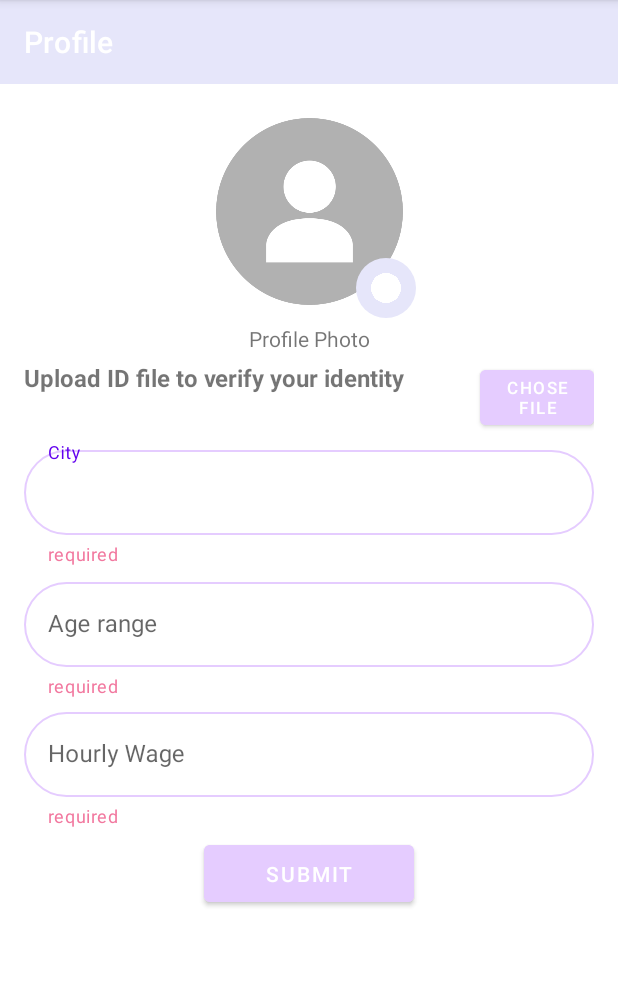
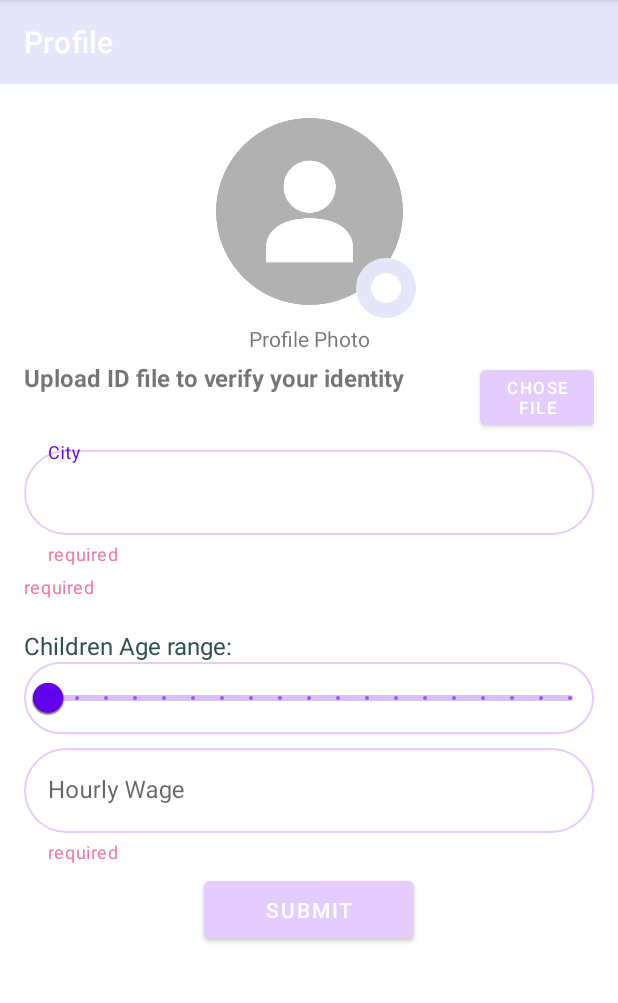
Before and after one commit to tamaraSlu/The-Nanny-Android-App, an Android app: the NannyProfileAdd screen opened directly, with no data from a screen before it, on a phone screen of 412 x 824 dp, the part 84-1087 px from its top. Run offline under Robolectric (Android 15) with nearby library versions, the light colour scheme and no system bars; our stand-ins replace Firebase (no records; nobody signed in at launch, a user with empty details on screens opened directly).

Commit message:
Implemented nanny registration
Signed-off-by: tamaraSlu <tamaramami@gmail.com>

```diff
--- a/app/src/main/java/com/example/thenanny/NannyProfileAdd.java
+++ b/app/src/main/java/com/example/thenanny/NannyProfileAdd.java
@@ -3,6 +3,7 @@ package com.example.thenanny;
 import androidx.annotation.NonNull;
 import androidx.annotation.Nullable;
 import androidx.appcompat.app.AppCompatActivity;
+
 import android.content.Context;
 import android.content.Intent;
 import android.graphics.Bitmap;
@@ -11,89 +12,82 @@ import android.net.ConnectivityManager;
 import android.net.NetworkInfo;
 import android.net.Uri;
 import android.os.Bundle;
+import android.util.Log;
 import android.view.View;
 import android.widget.Button;
 import android.widget.EditText;
 import android.widget.ImageView;
 import android.widget.Toast;
-
 import com.example.thenanny.dto.NannyDetails;
 import com.google.android.gms.tasks.OnFailureListener;
 import com.google.android.gms.tasks.OnSuccessListener;
+import com.google.android.material.slider.RangeSlider;
+import com.google.firebase.firestore.DocumentReference;
+import com.google.firebase.firestore.FirebaseFirestore;
 import com.google.firebase.storage.FirebaseStorage;
 import com.google.firebase.storage.StorageReference;
 import com.google.firebase.storage.UploadTask;
-
-import java.text.SimpleDateFormat;
-import java.util.Date;
-import java.util.Locale;
+import java.util.List;
 
 public class NannyProfileAdd extends AppCompatActivity implements View.OnClickListener {
-    //View.OnTouchListener
-    EditText cityField,agesField,wageField;
-    Button uploadIdBtn,submitButton ;
-    ImageView profilePicture,editProfilePicture;
-    String UserName;
+    EditText cityField, wageField;
+    RangeSlider agesField;
+    Button uploadIdBtn, submitButton;
+    ImageView profilePicture, editProfilePicture;
     String userID;
     NannyDetails nannyDetails;
     ProgressDialog progressDialog;
-    private  static  final  int PICKIMAGE_REQUEST = 100;
-    private  static  final  int PICKFILE_REQUEST = 300;
+    private static final int PICKIMAGE_REQUEST = 100;
+    private static final int PICKFILE_REQUEST = 300;
     Uri imageUri;
     Uri fileUri;
+    private FirebaseFirestore storage;
     StorageReference storageReference;
-   // Bitmap bitmap;
-
     @Override
     protected void onCreate(Bundle savedInstanceState) {
         super.onCreate(savedInstanceState);
         setContentView(R.layout.activity_nanny_profile_add);
 
-        if(!isConnectedToInternet())
-        {
+        if (!isConnectedToInternet()) {
             Toast.makeText(NannyProfileAdd.this, "There is no internet connection", Toast.LENGTH_SHORT).show();
             finish();
             System.exit(0);
         }
-
-        userID= getIntent().getStringExtra("userId");
-        nannyDetails= (NannyDetails) getIntent().getSerializableExtra("userDetails");
-        UserName = getIntent().getStringExtra("UserName");
-        profilePicture=(ImageView) findViewById(R.id.profilePicture);
-        //profilePicture.setOnTouchListener((View.OnTouchListener) this);
+        storage= FirebaseFirestore.getInstance();
+        userID = getIntent().getStringExtra("userId");
+        nannyDetails = (NannyDetails) getIntent().getSerializableExtra("userDetails");
+        profilePicture = findViewById(R.id.profilePicture);
         progressDialog = new ProgressDialog(NannyProfileAdd.this);
-        agesField=(EditText)findViewById(R.id.agesField);
-        wageField=(EditText)findViewById(R.id.wageField);
-        cityField=(EditText)findViewById(R.id.cityField);
+        agesField = findViewById(R.id.ageSliderField);
+        wageField = (EditText) findViewById(R.id.wageField);
+        cityField = (EditText) findViewById(R.id.cityField);
 
 
-        editProfilePicture=findViewById(R.id.editProfilePicture);
+        editProfilePicture = findViewById(R.id.editProfilePicture);
         editProfilePicture.setOnClickListener((View.OnClickListener) this);
 
-        uploadIdBtn=(Button)findViewById(R.id.uploadIdBtn);
+        uploadIdBtn = (Button) findViewById(R.id.uploadIdBtn);
         uploadIdBtn.setOnClickListener((View.OnClickListener) this);
 
-        submitButton =(Button)findViewById(R.id.submitButton);
+        submitButton = (Button) findViewById(R.id.submitButton);
         submitButton.setOnClickListener((View.OnClickListener) this);
     }
 
     // Check  internet connection
-    public boolean isConnectedToInternet()
-    {
+    public boolean isConnectedToInternet() {
         ConnectivityManager connectivityManager = (ConnectivityManager) getSystemService(Context.CONNECTIVITY_SERVICE);
         return (connectivityManager.getNetworkInfo(ConnectivityManager.TYPE_MOBILE).getState() == NetworkInfo.State.CONNECTED ||
                 connectivityManager.getNetworkInfo(ConnectivityManager.TYPE_WIFI).getState() == NetworkInfo.State.CONNECTED);
     }
 
     @Override
-    public void onClick(View v)
-    {
-        if(v==submitButton)
+    public void onClick(View v) {
+        if (v == submitButton)
             Done();
-        else if(v==editProfilePicture)
+        else if (v == editProfilePicture)
             selectImage();
 
-        else if(v==uploadIdBtn)
+        else if (v == uploadIdBtn)
             selectFile();
 
     }
@@ -102,205 +96,88 @@ public class NannyProfileAdd extends AppCompatActivity implements View.OnClickLi
         Intent intent = new Intent();
         intent.setType("*/*");
         intent.setAction(Intent.ACTION_GET_CONTENT);
-        startActivityForResult(intent,PICKFILE_REQUEST);
+        startActivityForResult(intent, PICKFILE_REQUEST);
     }
 
     private void selectImage() {
         Intent intent = new Intent();
         intent.setType("image/*");
         intent.setAction(Intent.ACTION_GET_CONTENT);
-        startActivityForResult(intent,PICKIMAGE_REQUEST);
+        startActivityForResult(intent, PICKIMAGE_REQUEST);
     }
 
-    protected void onActivityResult(int requestCode, int resultCode, @Nullable Intent data)
-    {
+    protected void onActivityResult(int requestCode, int resultCode, @Nullable Intent data) {
         super.onActivityResult(requestCode, resultCode, data);
-        if (requestCode == PICKIMAGE_REQUEST && data!=null && data.getData()!=null)
-        {
-            imageUri=data.getData();
+        if (requestCode == PICKIMAGE_REQUEST && data != null && data.getData() != null) {
+            imageUri = data.getData();
             profilePicture.setImageURI(imageUri);
         }
 
-        if (requestCode == PICKFILE_REQUEST && data!=null && data.getData()!=null)
-        {
+        if (requestCode == PICKFILE_REQUEST && data != null && data.getData() != null) {
             fileUri = data.getData();
         }
 
     }
-    public void Done()
-    {
-        if(cityField.getText().toString().isEmpty())
-        {
+    public void Done() {
+        List<Float> ageRange=agesField.getValues();
+        if (cityField.getText().toString().isEmpty()) {
             cityField.setError("Error,try again");
             cityField.setText("");
-        }
-        else  if(agesField.getText().toString().isEmpty())
-        {
-            agesField.setError("Error,try again");
-            agesField.setText("");
-        }
-        else if(wageField.getText().toString().equals(""))
-        {
+        } else if (wageField.getText().toString().equals("")) {
             wageField.setError("Error,try again");
             wageField.setText("");
-        }
-        else
-        {
-            //Toast.makeText(getApplicationContext(), "Everything is fine", Toast.LENGTH_SHORT).show();
+        } else {
             UploadImage();
             UploadID();
+            registerUser(nannyDetails,cityField.getText().toString(),Math.round(ageRange.get(0)),Math.round(ageRange.get(1)),Integer.parseInt(wageField.getText().toString()));
         }
     }
 
     private void UploadImage() {
-        progressDialog=new ProgressDialog(this);
+        progressDialog = new ProgressDialog(this);
         progressDialog.setTitle("Uploading file...");
         progressDialog.show();
 
-        String fileName="profile_image";
+        String fileName = "profile_image";
 
-        storageReference= FirebaseStorage.getInstance().getReference("nanny_files/"+userID+"/"+fileName);
+        storageReference = FirebaseStorage.getInstance().getReference("nanny_files/" + userID + "/" + fileName);
         storageReference.putFile(imageUri)
-                .addOnSuccessListener(new OnSuccessListener<UploadTask.TaskSnapshot>() {
-                    @Override
-                    public void onSuccess(UploadTask.TaskSnapshot taskSnapshot) {
-
-                        //profilePicture.setImageURI(null);
-                        Toast.makeText(NannyProfileAdd.this,"Successfully Uploaded profile photo",Toast.LENGTH_SHORT).show();
-
-
-                    }
-                }).addOnFailureListener(new OnFailureListener() {
-                    @Override
-                    public void onFailure(@NonNull Exception e) {
-
-                        Toast.makeText(NannyProfileAdd.this,"Profile photo uploading failure",Toast.LENGTH_SHORT).show();
-
-                    }
-                });
-        if(progressDialog.isShowing())
+                .addOnSuccessListener(taskSnapshot -> {
+                    //profilePicture.setImageURI(null);
+                    Toast.makeText(NannyProfileAdd.this, "Successfully Uploaded profile photo", Toast.LENGTH_SHORT).show();
+                }).addOnFailureListener(e -> Toast.makeText(NannyProfileAdd.this, "Profile photo uploading failure", Toast.LENGTH_SHORT).show());
+        if (progressDialog.isShowing())
             progressDialog.dismiss();
     }
     private void UploadID() {
-        progressDialog=new ProgressDialog(this);
+        progressDialog = new ProgressDialog(this);
         progressDialog.setTitle("Uploading file...");
         progressDialog.show();
 
-        String fileName="id";
-        storageReference= FirebaseStorage.getInstance().getReference("nanny_files/"+userID+"/"+fileName);
+        String fileName = "id";
+        storageReference = FirebaseStorage.getInstance().getReference("nanny_files/" + userID + "/" + fileName);
         storageReference.putFile(fileUri)
-                .addOnSuccessListener(new OnSuccessListener<UploadTask.TaskSnapshot>() {
-                    @Override
-                    public void onSuccess(UploadTask.TaskSnapshot taskSnapshot) {
-                        //profilePicture.setImageURI(null);
-                        Toast.makeText(NannyProfileAdd.this,"Successfully Uploaded id file",Toast.LENGTH_SHORT).show();
+                .addOnSuccessListener(taskSnapshot -> {
+                    Toast.makeText(NannyProfileAdd.this, "Successfully Uploaded id file", Toast.LENGTH_SHORT).show();
 
-                    }
-                }).addOnFailureListener(new OnFailureListener() {
-                    @Override
-                    public void onFailure(@NonNull Exception e) {
-                        Toast.makeText(NannyProfileAdd.this,"ID uploading failure",Toast.LENGTH_SHORT).show();
-
-                    }
-                });
-        if(progressDialog.isShowing())
+                }).addOnFailureListener(e -> Toast.makeText(NannyProfileAdd.this, "ID uploading failure", Toast.LENGTH_SHORT).show());
+        if (progressDialog.isShowing())
             progressDialog.dismiss();
 
     }
 
+    private void registerUser(NannyDetails nanny, String address, Integer minAge, Integer maxAge, Integer hourlyWage) {
 
-
-
-
-    // irrelevant for now
-
-    // @Override
-/*    public boolean onTouch(View v, MotionEvent event)
-    {
-        if(v==profilePicture)
-        {
-            AlertDialog.Builder adb = new AlertDialog.Builder(NannyProfileAdd.this);
-            adb.setCancelable(true);
-            adb.setTitle("Profile photo");
-            adb.setIcon(R.drawable.profile);
-
-            adb.setPositiveButton("Take a picture", new DialogInterface.OnClickListener() {
-                @Override
-                public void onClick(DialogInterface dialog, int which) {
-                    requestPermission(CAMERA);
-                }
-            });
-            adb.setNegativeButton("Choose from gallery", new DialogInterface.OnClickListener() {
-                @Override
-                public void onClick(DialogInterface dialog, int which) {
-                    requestPermission(STORAGE);
-                }
-            });
-            adb.setNeutralButton("delete", new DialogInterface.OnClickListener() {
-                @Override
-                public void onClick(DialogInterface dialog, int which) {
-                    profilePicture.setImageBitmap(null);
-                    profilePicture.setImageURI(null);
-                    // FirebaseStorage storage = FirebaseStorage.getInstance();
-                    //StorageReference storageRef = storage.getReference();
-                    //StorageReference ProfilePhoto = storageRef.child("ProfilePhoto/users/" + UserName + ".jpg");
-                    //   ProfilePhoto.delete();
-                }
-            });
-            adb.create().show();
-        }
-        return false;
-
-    }
-    public void requestPermission(int permission)
-    {
-        if(permission == CAMERA)
-        {
-            ActivityCompat.requestPermissions(NannyProfileAdd.this,
-                    new String[]{android.Manifest.permission.CAMERA},REQUEST_CAMERA);
-        }
-        else if(permission == STORAGE)
-        {
-            ActivityCompat.requestPermissions(NannyProfileAdd.this,
-                    new String[]{android.Manifest.permission.WRITE_EXTERNAL_STORAGE},REQUEST_STORAGE);
-        }
+        DocumentReference document= storage.collection("users.nanny").document(userID);
+        nanny.setAddress(address);
+        nanny.setMinAge(minAge);
+        nanny.setMaxAge(maxAge);
+        nanny.setHourlyWage(hourlyWage);
+        document.set(nanny.useDetailsToMap()).addOnSuccessListener(unused -> Toast.makeText(NannyProfileAdd.this, "User's profile created successfully", Toast.LENGTH_LONG).show());
+        Log.i("",nanny.toString());
+        //TODO: insert here next screen
+//                    startActivity();
 
     }
 
-    public Uri getImageUri(Context inContext, Bitmap inImage)
-    {
-        ByteArrayOutputStream bytes = new ByteArrayOutputStream();
-        inImage.compress(Bitmap.CompressFormat.JPEG, 100, bytes);
-        String path = MediaStore.Images.Media.insertImage(inContext.getContentResolver(), inImage, "Title", null);
-        return Uri.parse(path);
-    }
-
-    public void onRequestPermissionsResult(int requestCode, @NonNull String[] permissions, @NonNull int[] grantResults)
-    {
-        super.onRequestPermissionsResult(requestCode, permissions, grantResults);
-        if (REQUEST_CAMERA == requestCode)
-        {
-            if (grantResults.length > 0 && grantResults[0] == PackageManager.PERMISSION_GRANTED)
-            {
-                Intent intent = new Intent(MediaStore.ACTION_IMAGE_CAPTURE);
-                startActivityForResult(intent, REQUEST_CAMERA);
-
-            }
-            else
-                Toast.makeText(this, "You Do not have camera permission", Toast.LENGTH_SHORT).show();
-        }
-        else if(REQUEST_STORAGE == requestCode)
-        {
-            if (grantResults.length > 0 && grantResults[0] == PackageManager.PERMISSION_GRANTED)
-            {
-                Intent intent = new Intent();
-                intent.setType("image/*");
-                intent.setAction(Intent.ACTION_GET_CONTENT);
-                startActivityForResult(Intent.createChooser(intent, "Title"), REQUEST_STORAGE);
-            }
-            else
-                Toast.makeText(this, "You Do not have storage permission", Toast.LENGTH_SHORT).show();
-        }
-    }*/
-
 }
--- a/app/src/main/java/com/example/thenanny/dto/UserDetails.java
+++ b/app/src/main/java/com/example/thenanny/dto/UserDetails.java
@@ -2,4 +2,5 @@ package com.example.thenanny.dto;
 
 public interface UserDetails {
     String firstname = "", lastname = "", email = "", password="", phone="",address="";
+    Integer minAge=0,maxAge=0;
 }
--- a/app/src/main/res/layout/activity_nanny_profile_add.xml
+++ b/app/src/main/res/layout/activity_nanny_profile_add.xml
@@ -60,7 +60,7 @@
                 android:layout_width="match_parent"
                 android:layout_height="match_parent"
                 app:layout_constraintTop_toBottomOf="@id/profilePicture"
-                android:text="Profile Photo"
+                android:text="@string/profile_photo"
                 android:gravity="center" />
             <com.google.android.material.textfield.TextInputLayout
                 android:id="@+id/uploadIDLayout"
@@ -86,16 +86,16 @@
                 android:layout_height="match_parent"
                 android:layout_gravity="center"
                 android:layout_weight="1"
-                android:text="Upload ID file to verify your identity "
-                android:textSize="16dp"
+                android:text="@string/upload_id_file_to_verify_your_identity"
+                android:textSize="16sp"
                 android:textStyle="bold"/>
             <Button
                 android:id="@+id/uploadIdBtn"
                 android:layout_width="match_parent"
                 android:layout_height="match_parent"
                 android:backgroundTint="@color/lilac"
-                android:text="chose file"
-                android:textSize="11dp"
+                android:text="@string/chose_file"
+                android:textSize="11sp"
                 android:layout_weight="4" />
 
         </LinearLayout>
@@ -141,14 +141,26 @@
                 style="@style/Widget.MaterialComponents.TextInputLayout.OutlinedBox"
                 android:layout_marginStart="16dp"
                 android:layout_marginEnd="16dp">
-
-
-                <com.google.android.material.textfield.TextInputEditText
-                    android:id="@+id/agesField"
+                <TextView
                     android:layout_width="match_parent"
                     android:layout_height="wrap_content"
+                    android:text="@string/children_age_range"
+                    android:textColor="#2F4F4F"
+                    android:textSize="16sp"
+                    android:layout_marginTop="20dp"/>
+
+                <com.google.android.material.slider.RangeSlider
+                    app:layout_constraintTop_toBottomOf="@+id/continuousRangeSlider"
+                    android:id="@+id/ageSliderField"
                     android:background="@drawable/round_border"
-                    android:inputType="number"/>
+                    android:layout_width="match_parent"
+                    android:layout_height="wrap_content"
+                    android:stepSize="1"
+                    android:valueFrom="0"
+                    android:valueTo="18"
+                    app:layout_constraintEnd_toEndOf="parent"
+                    app:layout_constraintStart_toStartOf="parent"
+                    app:values="@array/slider_values" />
             </com.google.android.material.textfield.TextInputLayout>
 
             <com.google.android.material.textfield.TextInputLayout
--- a/app/src/main/res/values/strings.xml
+++ b/app/src/main/res/values/strings.xml
@@ -32,5 +32,9 @@
     <string name="forgot_your_password">Forgot your password?</string>
     <string name="please_enter_the_email_you_use_to_sign_in">Please enter the email you use to sign in</string>
     <string name="reset_password">Reset Password</string>
+    <string name="children_age_range">Children Age range:</string>
+    <string name="upload_id_file_to_verify_your_identity">Upload ID file to verify your identity</string>
+    <string name="chose_file">chose file</string>
+    <string name="profile_photo">Profile Photo</string>
 
 </resources>
```
Also changed, not shown: app/src/main/java/com/example/thenanny/NannyRegistration.java (+3 -6 lines), app/src/main/java/com/example/thenanny/dto/NannyDetails.java (+32 -3 lines).
